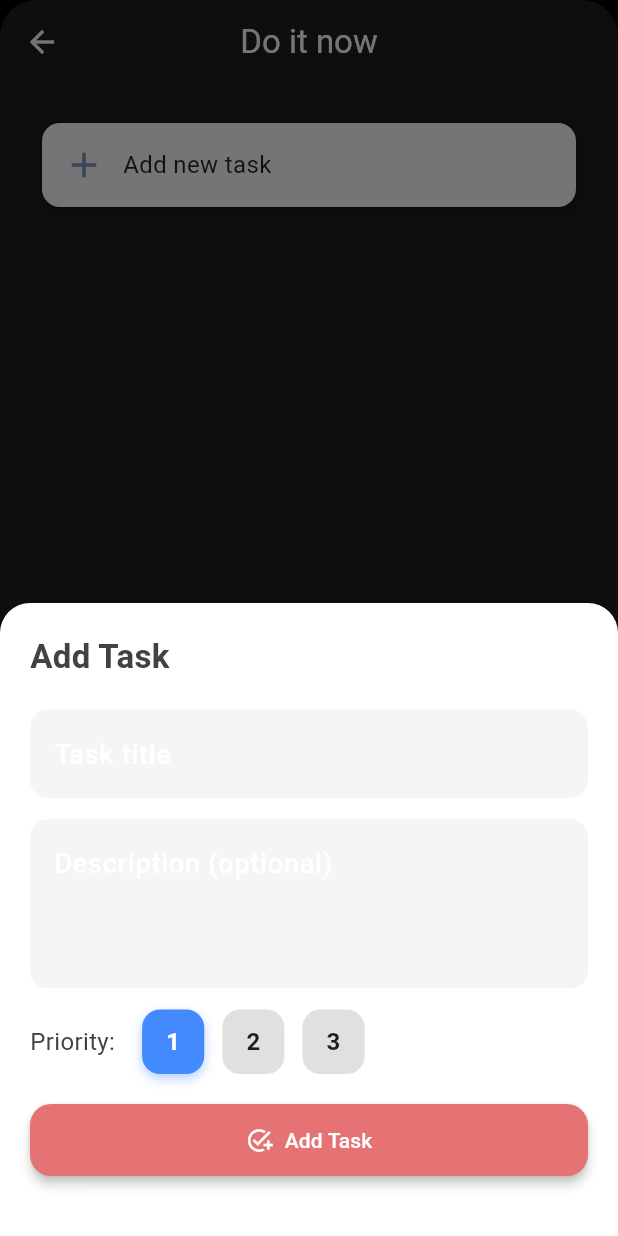
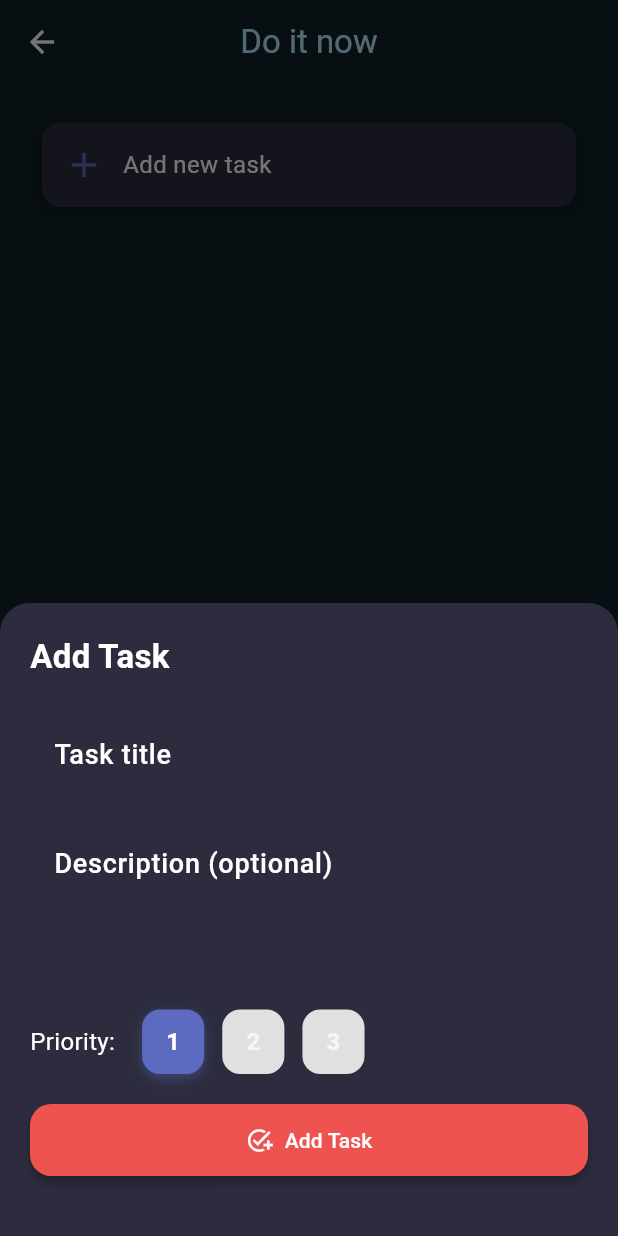
Before and after one commit to mendauuu/do_it_now, a Flutter app: the TodoClockFlip screen opened by its route, after a tap on "Add new task", on a phone screen of 412 x 824 dp. Run offline on Flutter 3.47's test engine with Material 3 defaults, Android fonts, the phone set to English and light mode, and no system bars; our stand-ins replace hive, hive_flutter, lottie, shared_preferences; accounts and stored records are empty.

Commit message:
ui more ditails

```diff
--- a/lib/main.dart
+++ b/lib/main.dart
@@ -38,7 +38,7 @@ class _MyAppState extends State<MyApp> {
 
     return MaterialApp(
       debugShowCheckedModeBanner: false,
-
+      // showPerformanceOverlay: true,
       // 🌙 DARK THEME using ClockTheme
       theme: ThemeData.dark().copyWith(
         scaffoldBackgroundColor: selectedTheme.backgroundColor,
--- a/lib/ui/clock_theme.dart
+++ b/lib/ui/clock_theme.dart
@@ -1,4 +1,5 @@
 import 'package:flutter/material.dart';
+import 'package:do_it_now/ui/theme/app_colors.dart';
 
 class ClockTheme {
   final String name;
@@ -26,11 +27,94 @@ class ClockTheme {
   });
 
   static final List<ClockTheme> themes = [
+    // 🌙 Quiet Midnight (Ultra Clean Dark)
+    const ClockTheme(
+      name: "QuietMidnight",
+      backgroundColor: Color(0xFF14141F),
+      secondaryBackgroundColor: Color(0xFF1C1C2B),
+      textColor: Color(0xFFE6E6FA),
+      secondaryTextColor: Color(0xFF8A8AA3),
+      borderColor: Color(0xFF2A2A3D),
+      hourHandColor: Color(0xFFE6E6FA),
+      minuteHandColor: Color(0xFFE6E6FA),
+      secondHandColor: Color(0xFF7C83FD),
+      shadowColor: Colors.black54,
+    ),
+
+    // 🌊 Deep Ocean (Calm Blue)
+    const ClockTheme(
+      name: "DeepOcean",
+      backgroundColor: Color(0xFF0F2027),
+      secondaryBackgroundColor: Color(0xFF132F3D),
+      textColor: Color(0xFFB3E5FC),
+      secondaryTextColor: Color(0xFF4FC3F7),
+      borderColor: Color(0xFF1E88E5),
+      hourHandColor: Color(0xFFB3E5FC),
+      minuteHandColor: Color(0xFFB3E5FC),
+      secondHandColor: Color(0xFFFFCA28),
+      shadowColor: Colors.black45,
+    ),
+
+    // 🌿 Sage Calm (Very Relaxing)
+    const ClockTheme(
+      name: "SageCalm",
+      backgroundColor: Color(0xFF1E2D2F),
+      secondaryBackgroundColor: Color(0xFF263C3F),
+      textColor: Color(0xFFDDE5E2),
+      secondaryTextColor: Color(0xFF9DB8A0),
+      borderColor: Color(0xFF4CAF50),
+      hourHandColor: Color(0xFFDDE5E2),
+      minuteHandColor: Color(0xFFDDE5E2),
+      secondHandColor: Color(0xFFFFB74D),
+      shadowColor: Colors.greenAccent,
+    ),
+
+    // 🌌 Soft Indigo (Modern Tech Look)
+    const ClockTheme(
+      name: "SoftIndigo",
+      backgroundColor: Color(0xFF1A1B2F),
+      secondaryBackgroundColor: Color(0xFF22234A),
+      textColor: Color(0xFFC5CAE9),
+      secondaryTextColor: Color(0xFF7986CB),
+      borderColor: Color(0xFF5C6BC0),
+      hourHandColor: Color(0xFFC5CAE9),
+      minuteHandColor: Color(0xFFC5CAE9),
+      secondHandColor: Color(0xFFFF8A65),
+      shadowColor: Colors.indigoAccent,
+    ),
+
+    // 🪨 Graphite Minimal (Very Premium)
+    const ClockTheme(
+      name: "Graphite",
+      backgroundColor: Color(0xFF181818),
+      secondaryBackgroundColor: Color(0xFF242424),
+      textColor: Color(0xFFE0E0E0),
+      secondaryTextColor: Color(0xFF9E9E9E),
+      borderColor: Color(0xFF424242),
+      hourHandColor: Color(0xFFE0E0E0),
+      minuteHandColor: Color(0xFFE0E0E0),
+      secondHandColor: Color(0xFF64B5F6),
+      shadowColor: Colors.black54,
+    ),
+
+    // 🌅 Warm Dusk (Soft Warm Tone)
+    const ClockTheme(
+      name: "WarmDusk",
+      backgroundColor: Color(0xFF2B1D1D),
+      secondaryBackgroundColor: Color(0xFF3A2626),
+      textColor: Color(0xFFFFE0B2),
+      secondaryTextColor: Color(0xFFFFAB91),
+      borderColor: Color(0xFF8D6E63),
+      hourHandColor: Color(0xFFFFE0B2),
+      minuteHandColor: Color(0xFFFFE0B2),
+      secondHandColor: Color(0xFFEF5350),
+      shadowColor: Colors.deepOrangeAccent,
+    ),
     // 🔹 Classic Light
     const ClockTheme(
       name: "Light",
-      backgroundColor: Color(0xFFF0F4F8),
-      secondaryBackgroundColor: Color(0xFFFFFFFF),
+      backgroundColor: AppColors.background,
+      secondaryBackgroundColor: AppColors.surface,
       textColor: Color(0xFF2C3E50),
       secondaryTextColor: Color(0xFFE0E6ED),
       borderColor: Color(0xFFBDC3C7),
@@ -43,8 +127,8 @@ class ClockTheme {
     // 🔹 Classic Dark
     const ClockTheme(
       name: "Dark",
-      backgroundColor: Color(0xFF121212),
-      secondaryBackgroundColor: Color(0xFF1E1E1E),
+      backgroundColor: AppColors.background,
+      secondaryBackgroundColor: AppColors.surface,
       textColor: Colors.white,
       secondaryTextColor: Color(0xFF424242),
       borderColor: Color(0xFF424242),
@@ -57,8 +141,8 @@ class ClockTheme {
     // 🔹 Neon Glow
     const ClockTheme(
       name: "Neon",
-      backgroundColor: Color(0xFF0D0D0D),
-      secondaryBackgroundColor: Color(0xFF1B1B1B),
+      backgroundColor: AppColors.background,
+      secondaryBackgroundColor: AppColors.surface,
       textColor: Color(0xFF00FFDD), // cyan
       secondaryTextColor: Color(0xFF0F7B7B),
       borderColor: Color(0xFF00FFC6),
@@ -71,8 +155,8 @@ class ClockTheme {
     // 🔹 Soft Pastel
     const ClockTheme(
       name: "Pastel",
-      backgroundColor: Color(0xFFFFF8F0),
-      secondaryBackgroundColor: Color(0xFFFFFFFF),
+      backgroundColor: AppColors.background,
+      secondaryBackgroundColor: AppColors.surface,
       textColor: Color(0xFF6C5B7B),
       secondaryTextColor: Color(0xFFDCD6F7),
       borderColor: Color(0xFFB8B8B8),
@@ -85,8 +169,8 @@ class ClockTheme {
     // 🔹 Elegant Blue
     const ClockTheme(
       name: "ElegantBlue",
-      backgroundColor: Color(0xFF0A1F44),
-      secondaryBackgroundColor: Color(0xFF142850),
+      backgroundColor: AppColors.background,
+      secondaryBackgroundColor: AppColors.surface,
       textColor: Color(0xFFB8D8F8),
       secondaryTextColor: Color(0xFF7EA7D8),
       borderColor: Color(0xFF3E6FB0),
@@ -99,8 +183,8 @@ class ClockTheme {
     // 🔹 Midnight Purple
     const ClockTheme(
       name: "MidnightPurple",
-      backgroundColor: Color(0xFF1A0F2B),
-      secondaryBackgroundColor: Color(0xFF2B1B3D),
+      backgroundColor: AppColors.background,
+      secondaryBackgroundColor: AppColors.surface,
       textColor: Color(0xFFE0C3FC),
       secondaryTextColor: Color(0xFFBFA2FF),
       borderColor: Color(0xFF7D5FFF),
@@ -113,8 +197,8 @@ class ClockTheme {
     // 🔹 Forest Green
     const ClockTheme(
       name: "ForestGreen",
-      backgroundColor: Color(0xFF0B2D0B),
-      secondaryBackgroundColor: Color(0xFF133913),
+      backgroundColor: AppColors.background,
+      secondaryBackgroundColor: AppColors.surface,
       textColor: Color(0xFFA8E6A3),
       secondaryTextColor: Color(0xFF7ACF7A),
       borderColor: Color(0xFF4CAF50),
--- a/lib/ui/flip_clock_widget.dart
+++ b/lib/ui/flip_clock_widget.dart
@@ -6,35 +6,45 @@ import 'flip_panel_plus.dart';
 
 class FlipClockWidget extends StatefulWidget {
   final ClockTheme theme;
+  final PageController? pageController;
+  final ClockTheme? currentTheme;
 
-  const FlipClockWidget({super.key, required this.theme});
+  const FlipClockWidget({
+    super.key,
+    required this.theme,
+    this.pageController,
+    this.currentTheme,
+  });
 
   @override
   State<FlipClockWidget> createState() => _FlipClockWidgetState();
 }
 
 class _FlipClockWidgetState extends State<FlipClockWidget> {
+  late final StreamController<int> _hoursController;
   late final StreamController<int> _minutesController;
-  late final StreamController<int> _secondsController;
   late Timer _timer;
   DateTime _currentTime = DateTime.now();
 
   @override
   void initState() {
     super.initState();
+    _hoursController = StreamController<int>.broadcast();
     _minutesController = StreamController<int>.broadcast();
-    _secondsController = StreamController<int>.broadcast();
     _startTimer();
   }
 
   void _startTimer() {
+    // check every second but only emit when hour or minute changes
     _timer = Timer.periodic(const Duration(seconds: 1), (_) {
       final now = DateTime.now();
 
+      if (now.hour != _currentTime.hour) {
+        _hoursController.add(now.hour);
+      }
       if (now.minute != _currentTime.minute) {
         _minutesController.add(now.minute);
       }
-      _secondsController.add(now.second);
       _currentTime = now;
     });
   }
@@ -42,8 +52,8 @@ class _FlipClockWidgetState extends State<FlipClockWidget> {
   @override
   void dispose() {
     _timer.cancel();
+    _hoursController.close();
     _minutesController.close();
-    _secondsController.close();
     super.dispose();
   }
 
@@ -55,7 +65,7 @@ class _FlipClockWidgetState extends State<FlipClockWidget> {
     final baseSize = size.width * 0.45;
     final spacing = baseSize * 0.15;
 
-    return SizedBox.expand(
+    final clockContent = SizedBox.expand(
       child: Container(
         color: widget.theme.backgroundColor,
         child: RotatedBox(
@@ -64,21 +74,63 @@ class _FlipClockWidgetState extends State<FlipClockWidget> {
             mainAxisAlignment: MainAxisAlignment.center,
             children: [
               _flipUnit(
+                stream: _hoursController.stream,
+                value: _currentTime.hour,
+                baseSize: baseSize,
+              ),
+              SizedBox(height: spacing),
+              _flipUnit(
                 stream: _minutesController.stream,
                 value: _currentTime.minute,
                 baseSize: baseSize,
               ),
-              SizedBox(height: spacing),
-              _flipUnit(
-                stream: _secondsController.stream,
-                value: _currentTime.second,
-                baseSize: baseSize,
-              ),
+              SizedBox(height: spacing * 0.5),
+              // SizedBox(width: spacing * 0.5),
+
+              ////
+              // Navigation buttons like PomodoroTimer
+              if (widget.pageController != null)
+                Row(
+                  mainAxisAlignment: MainAxisAlignment.center,
+                  children: [
+                    FloatingActionButton.small(
+                      onPressed: () {
+                        widget.pageController!.animateToPage(
+                          1,
+                          duration: const Duration(milliseconds: 300),
+                          curve: Curves.easeInOut,
+                        );
+                      },
+                      backgroundColor: widget.currentTheme?.hourHandColor,
+                      child: Icon(
+                        Icons.arrow_back,
+                        color: widget.theme.textColor,
+                      ),
+                    ),
+                    SizedBox(width: spacing * 0.5),
+                    FloatingActionButton.small(
+                      onPressed: () {
+                        widget.pageController!.animateToPage(
+                          0,
+                          duration: const Duration(milliseconds: 300),
+                          curve: Curves.easeInOut,
+                        );
+                      },
+                      backgroundColor: widget.currentTheme?.minuteHandColor,
+                      child: Icon(
+                        Icons.arrow_forward,
+                        color: widget.theme.textColor,
+                      ),
+                    ),
+                  ],
+                ),
             ],
           ),
         ),
       ),
     );
+
+    return clockContent;
   }
 
   Widget _flipUnit({
--- a/lib/ui/pomodoro_timer.dart
+++ b/lib/ui/pomodoro_timer.dart
@@ -20,7 +20,8 @@ class PomodoroTimer extends StatefulWidget {
   State<PomodoroTimer> createState() => _PomodoroTimerState();
 }
 
-class _PomodoroTimerState extends State<PomodoroTimer> {
+class _PomodoroTimerState extends State<PomodoroTimer>
+    with AutomaticKeepAliveClientMixin {
   late final StreamController<int> _minutesController;
   late final StreamController<int> _secondsController;
   late Timer _timer;
@@ -37,6 +38,9 @@ class _PomodoroTimerState extends State<PomodoroTimer> {
     _remainingSeconds = widget.workDuration * 60;
     _updateDisplay();
   }
+
+  @override
+  bool get wantKeepAlive => true;
 
   void _updateDisplay() {
     int minutes = _remainingSeconds ~/ 60;
@@ -105,6 +109,7 @@ class _PomodoroTimerState extends State<PomodoroTimer> {
 
   @override
   Widget build(BuildContext context) {
+    super.build(context);
     final size = MediaQuery.of(context).size;
     final baseSize = size.width * 0.45;
     final spacing = baseSize * 0.15;
--- a/lib/ui/to_do_screen/home_pager.dart
+++ b/lib/ui/to_do_screen/home_pager.dart
@@ -23,11 +23,18 @@ class TodoClockFlip extends StatefulWidget {
 class _TodoClockFlipState extends State<TodoClockFlip> {
   final PageController _pageController = PageController();
   late ClockTheme currentTheme;
+  int _currentPageIndex = 0;
 
   @override
   void initState() {
     super.initState();
     currentTheme = ClockTheme.themes[widget.currentThemeIndex];
+
+    _pageController.addListener(() {
+      setState(() {
+        _currentPageIndex = _pageController.page?.round() ?? 0;
+      });
+    });
 
     SystemChrome.setEnabledSystemUIMode(SystemUiMode.immersive);
     SystemChrome.setPreferredOrientations([DeviceOrientation.portraitUp]);
@@ -115,7 +122,7 @@ class _TodoClockFlipState extends State<TodoClockFlip> {
   @override
   Widget build(BuildContext context) {
     return Scaffold(
-      backgroundColor: Colors.black,
+      backgroundColor: currentTheme.backgroundColor,
       floatingActionButton: FloatingActionButton(
         backgroundColor: currentTheme.hourHandColor,
         onPressed: _showThemeSettings,
@@ -144,6 +151,8 @@ class _TodoClockFlipState extends State<TodoClockFlip> {
             quarterTurns: 3,
             child: FlipClockWidget(
               theme: currentTheme,
+              pageController: _pageController,
+              currentTheme: currentTheme,
             ),
           ),
         ],
--- a/lib/ui/to_do_screen/to_do_screen.dart
+++ b/lib/ui/to_do_screen/to_do_screen.dart
@@ -37,18 +37,18 @@ class _TodoPageState extends State<TodoPage> {
       height: 600, // Fixed height for FlipCard
       width: 360,
       decoration: BoxDecoration(
-        color: widget.theme.secondaryBackgroundColor,
-        borderRadius: BorderRadius.circular(24),
-        boxShadow: [
-          BoxShadow(
-            color: Colors.black.withOpacity(0.4),
-            blurRadius: 20,
-            offset: const Offset(0, 10),
-          ),
-        ],
+        color: widget.theme.backgroundColor,
+        // borderRadius: BorderRadius.circular(24),
+        // boxShadow: [
+        //   BoxShadow(
+        //     color: Colors.black.withOpacity(0.4),
+        //     blurRadius: 20,
+        //     offset: const Offset(0, 10),
+        //   ),
+        // ],
       ),
       child: Scaffold(
-        backgroundColor: Colors.transparent,
+        backgroundColor: widget.theme.backgroundColor,
         appBar: AppBar(
           backgroundColor: Colors.transparent,
           // elevation: 0,
--- a/lib/ui/to_do_screen/widget/input_task.dart
+++ b/lib/ui/to_do_screen/widget/input_task.dart
@@ -1,5 +1,6 @@
 import 'package:do_it_now/ui/to_do_screen/widget/task_form_sheet.dart';
 import 'package:flutter/material.dart';
+import 'package:do_it_now/ui/theme/app_colors.dart';
 import 'package:hive_flutter/hive_flutter.dart';
 import 'package:do_it_now/ui/hive/task_model.dart';
 
@@ -18,7 +19,7 @@ class _InputTaskState extends State<InputTask> {
     showModalBottomSheet(
       context: context,
       isScrollControlled: true,
-      backgroundColor: Colors.white,
+      backgroundColor: AppColors.surface,
       shape: RoundedRectangleBorder(
         borderRadius: BorderRadius.vertical(top: Radius.circular(20)),
       ),
@@ -48,7 +49,7 @@ class _InputTaskState extends State<InputTask> {
         padding: EdgeInsets.all(14),
         margin: EdgeInsets.symmetric(horizontal: 12, vertical: 10),
         decoration: BoxDecoration(
-          color: Colors.white,
+          color: AppColors.surface,
           borderRadius: BorderRadius.circular(12),
           boxShadow: [
             BoxShadow(
@@ -60,11 +61,11 @@ class _InputTaskState extends State<InputTask> {
         ),
         child: Row(
           children: [
-            Icon(Icons.add, size: 28, color: Color(0xFF789ABE)),
+            Icon(Icons.add, size: 28, color: AppColors.primary),
             SizedBox(width: 12),
             Text(
               "Add new task",
-              style: TextStyle(fontSize: 16, color: Colors.black87),
+              style: TextStyle(fontSize: 16, color: Colors.white),
             ),
           ],
         ),
--- a/lib/ui/to_do_screen/widget/task_card.dart
+++ b/lib/ui/to_do_screen/widget/task_card.dart
@@ -1,4 +1,5 @@
 import 'package:flutter/material.dart';
+import 'package:do_it_now/ui/theme/app_colors.dart';
 import 'package:do_it_now/ui/hive/task_model.dart';
 
 class TaskCard extends StatelessWidget {
@@ -75,7 +76,7 @@ class TaskCard extends StatelessWidget {
               icon: const Icon(Icons.delete_outline),
               label: const Text("Delete"),
               style: ElevatedButton.styleFrom(
-                backgroundColor: Colors.red[300], // soft red
+                backgroundColor: AppColors.accent, // soft red
                 foregroundColor: Colors.white,
                 shape: RoundedRectangleBorder(
                   borderRadius: BorderRadius.circular(12),
--- a/lib/ui/to_do_screen/widget/task_form_sheet.dart
+++ b/lib/ui/to_do_screen/widget/task_form_sheet.dart
@@ -1,4 +1,5 @@
 import 'package:flutter/material.dart';
+import 'package:do_it_now/ui/theme/app_colors.dart';
 
 class TaskFormSheet extends StatefulWidget {
   final Function(String, String, int) onAddTask;
@@ -34,7 +35,7 @@ class _TaskFormSheetState extends State<TaskFormSheet> {
             style: TextStyle(
               fontSize: 22,
               fontWeight: FontWeight.bold,
-              color: Colors.grey[800],
+              color: Colors.white,
             ),
           ),
           SizedBox(height: 20),
@@ -45,7 +46,7 @@ class _TaskFormSheetState extends State<TaskFormSheet> {
             decoration: InputDecoration(
               hintText: "Task title",
               filled: true,
-              fillColor: Colors.grey[100],
+              fillColor: AppColors.surface,
               border: OutlineInputBorder(
                 borderRadius: BorderRadius.circular(12),
                 borderSide: BorderSide.none,
@@ -61,7 +62,7 @@ class _TaskFormSheetState extends State<TaskFormSheet> {
             decoration: InputDecoration(
               hintText: "Description (optional)",
               filled: true,
-              fillColor: Colors.grey[100],
+              fillColor: AppColors.surface,
               border: OutlineInputBorder(
                 borderRadius: BorderRadius.circular(12),
                 borderSide: BorderSide.none,
@@ -75,7 +76,7 @@ class _TaskFormSheetState extends State<TaskFormSheet> {
             children: [
               Text(
                 "Priority:",
-                style: TextStyle(fontSize: 16, color: Colors.grey[800]),
+                style: TextStyle(fontSize: 16, color: Colors.white),
               ),
               SizedBox(width: 12),
               for (int i = 1; i <= 3; i++)
@@ -90,13 +91,13 @@ class _TaskFormSheetState extends State<TaskFormSheet> {
                     padding: EdgeInsets.symmetric(horizontal: 16, vertical: 10),
                     decoration: BoxDecoration(
                       color: selectedPriority == i
-                          ? Colors.blueAccent
+                          ? AppColors.primary
                           : Colors.grey[300],
                       borderRadius: BorderRadius.circular(12),
                       boxShadow: selectedPriority == i
                           ? [
                               BoxShadow(
-                                color: Colors.blueAccent.withOpacity(0.4),
+                                color: AppColors.primary.withOpacity(0.4),
                                 blurRadius: 6,
                                 offset: Offset(0, 3),
                               ),
@@ -108,7 +109,7 @@ class _TaskFormSheetState extends State<TaskFormSheet> {
                       style: TextStyle(
                         color: selectedPriority == i
                             ? Colors.white
-                            : Colors.black87,
+                            : Colors.white70,
                         fontWeight: FontWeight.bold,
                       ),
                     ),
@@ -135,7 +136,7 @@ class _TaskFormSheetState extends State<TaskFormSheet> {
               icon: Icon(Icons.add_task),
               label: Text("Add Task"),
               style: ElevatedButton.styleFrom(
-                backgroundColor: Colors.red[300], // Soft Red / Coral
+                backgroundColor: AppColors.accent, // Soft Red / Coral
                 foregroundColor: Colors.white,
                 padding: EdgeInsets.symmetric(vertical: 14),
                 shape: RoundedRectangleBorder(
```
